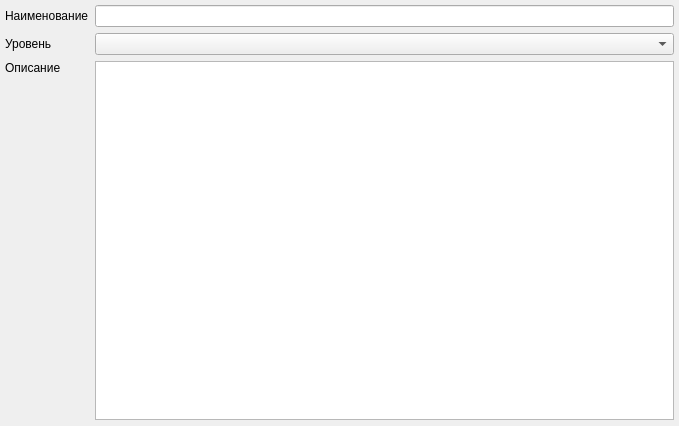
Qt form ui/ClassOptions.ui (lazyDesertMan/Mivar) before a commit.
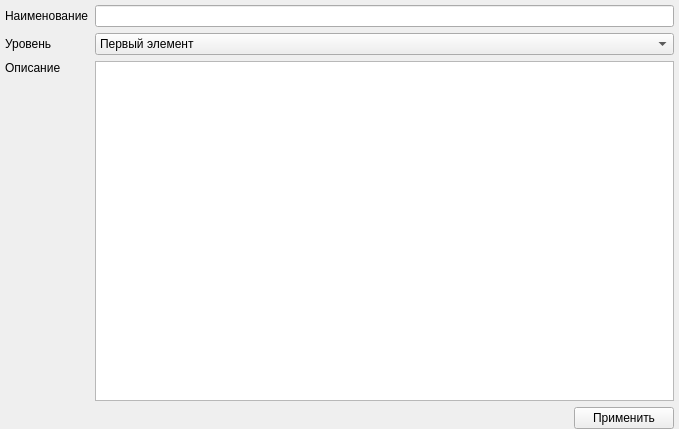
The same form after that commit.

The edit to the form file:
```diff
--- a/ui/ClassOptions.ui
+++ b/ui/ClassOptions.ui
@@ -7,13 +7,13 @@
     <x>0</x>
     <y>0</y>
     <width>679</width>
-    <height>426</height>
+    <height>429</height>
    </rect>
   </property>
   <property name="windowTitle">
    <string>Form</string>
   </property>
-  <layout class="QGridLayout" name="gridLayout" rowstretch="1,2,20,0,0,0">
+  <layout class="QGridLayout" name="gridLayout" rowstretch="1,0,0,0,0,0">
    <property name="leftMargin">
     <number>5</number>
    </property>
@@ -33,6 +33,9 @@
      </property>
     </widget>
    </item>
+   <item row="2" column="1">
+    <widget class="QTextEdit" name="ClassDescroption"/>
+   </item>
    <item row="1" column="0">
     <widget class="QLabel" name="label_2">
      <property name="text">
@@ -43,8 +46,21 @@
    <item row="5" column="0">
     <widget class="QWidget" name="widget" native="true"/>
    </item>
-   <item row="2" column="1">
-    <widget class="QTextEdit" name="edit_ClassDescroption"/>
+   <item row="5" column="1">
+    <widget class="QPushButton" name="editClass_Button">
+     <property name="maximumSize">
+      <size>
+       <width>100</width>
+       <height>100</height>
+      </size>
+     </property>
+     <property name="layoutDirection">
+      <enum>Qt::RightToLeft</enum>
+     </property>
+     <property name="text">
+      <string>Применить</string>
+     </property>
+    </widget>
    </item>
    <item row="2" column="0" alignment="Qt::AlignTop">
     <widget class="QLabel" name="label_3">
@@ -57,7 +73,26 @@
     <widget class="QLineEdit" name="edit_ClassName"/>
    </item>
    <item row="1" column="1">
-    <widget class="QComboBox" name="edit_ClassLvl"/>
+    <widget class="QComboBox" name="ClassLvl">
+     <item>
+      <property name="text">
+       <string>Первый элемент</string>
+      </property>
+     </item>
+     <item>
+      <property name="text">
+       <string>Второй элемент</string>
+      </property>
+     </item>
+     <item>
+      <property name="text">
+       <string>Третий элемент</string>
+      </property>
+     </item>
+    </widget>
+   </item>
+   <item row="5" column="0">
+    <widget class="QWidget" name="widget" native="true"/>
    </item>
   </layout>
  </widget>
```
Left out of the diff: 7 changed lines with no effect on the pictures.
